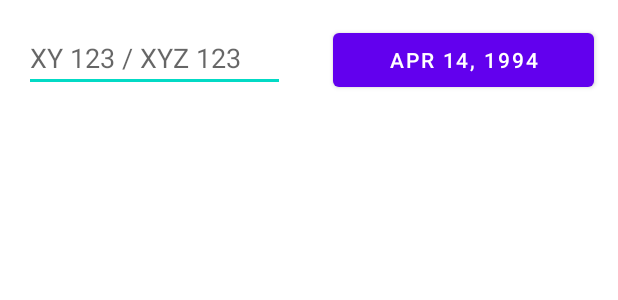
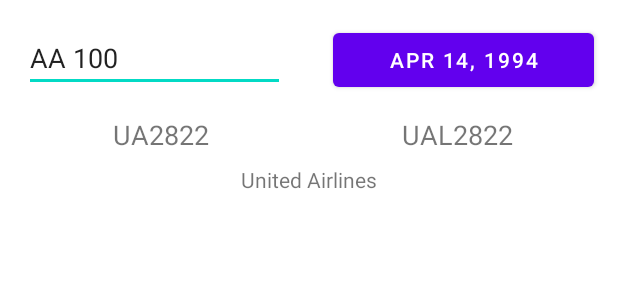
Before and after one commit to KaiBytes/App_FlyNerd, an Android app: the layout activity_delay.xml on its own in the app's theme, with its tools: preview values and no code run, on a phone screen of 412 x 824 dp. Shown: the top 300 px of the screen. Run offline under Robolectric (Android 15) with nearby library versions, the phone set to English and light mode, and no system bars.

Commit message:
add demo UI for displaying flights information

```diff
--- a/app/src/main/res/layout/activity_delay.xml
+++ b/app/src/main/res/layout/activity_delay.xml
@@ -18,9 +18,11 @@
         android:imeOptions="actionDone"
         android:inputType="text"
         android:singleLine="true"
+        app:layout_constraintBottom_toTopOf="@id/flights_summary"
         app:layout_constraintEnd_toStartOf="@id/flight_date"
         app:layout_constraintStart_toStartOf="parent"
-        app:layout_constraintTop_toTopOf="parent" />
+        app:layout_constraintTop_toTopOf="parent"
+        tools:text="AA 100" />
 
     <Button
         android:id="@+id/flight_date"
@@ -33,4 +35,65 @@
         app:layout_constraintStart_toEndOf="@id/flight_id"
         tools:text="apr 14, 1994" />
 
+    <androidx.constraintlayout.widget.ConstraintLayout
+        android:id="@+id/flights_summary"
+        android:layout_width="0dp"
+        android:layout_height="wrap_content"
+        android:layout_marginStart="16dp"
+        android:layout_marginTop="16dp"
+        android:layout_marginEnd="16dp"
+        app:layout_constraintBottom_toTopOf="@id/flights"
+        app:layout_constraintEnd_toEndOf="parent"
+        app:layout_constraintStart_toStartOf="parent"
+        app:layout_constraintTop_toBottomOf="@id/flight_id">
+
+        <TextView
+            android:id="@+id/flights_summary_id_iata"
+            android:layout_width="0dp"
+            android:layout_height="wrap_content"
+            android:layout_marginEnd="8dp"
+            android:textAlignment="center"
+            android:textSize="18sp"
+            app:layout_constraintEnd_toStartOf="@id/flights_summary_id_icao"
+            app:layout_constraintStart_toStartOf="parent"
+            app:layout_constraintTop_toTopOf="parent"
+            tools:text="UA2822" />
+
+        <TextView
+            android:id="@+id/flights_summary_id_icao"
+            android:layout_width="0dp"
+            android:layout_height="wrap_content"
+            android:layout_marginStart="8dp"
+            android:textAlignment="center"
+            android:textSize="18sp"
+            app:layout_constraintBaseline_toBaselineOf="@id/flights_summary_id_iata"
+            app:layout_constraintEnd_toEndOf="parent"
+            app:layout_constraintStart_toEndOf="@id/flights_summary_id_iata"
+            tools:text="UAL2822" />
+
+        <TextView
+            android:id="@+id/flights_summary_airline_name"
+            android:layout_width="0dp"
+            android:layout_height="wrap_content"
+            android:layout_marginTop="8dp"
+            android:textAlignment="center"
+            app:layout_constraintEnd_toEndOf="parent"
+            app:layout_constraintStart_toStartOf="parent"
+            app:layout_constraintTop_toBottomOf="@+id/flights_summary_id_iata"
+            tools:text="United Airlines" />
+
+    </androidx.constraintlayout.widget.ConstraintLayout>
+
+    <androidx.recyclerview.widget.RecyclerView
+        android:id="@+id/flights"
+        android:layout_width="0dp"
+        android:layout_height="0dp"
+        android:layout_marginStart="16dp"
+        android:layout_marginTop="16dp"
+        android:layout_marginEnd="16dp"
+        app:layout_constraintBottom_toBottomOf="parent"
+        app:layout_constraintEnd_toEndOf="parent"
+        app:layout_constraintStart_toStartOf="parent"
+        app:layout_constraintTop_toBottomOf="@id/flights_summary" />
+
 </androidx.constraintlayout.widget.ConstraintLayout>
```
Also changed, not shown: app/src/main/java/no/uio/in2000/team16/flynerd/DelayActivity.kt (+29 -21 lines), app/src/main/java/no/uio/in2000/team16/flynerd/Flight.kt (+14 -1 lines), app/src/main/java/no/uio/in2000/team16/flynerd/FlightsAdapter.kt (added, +78 -0 lines), app/src/main/res/layout/flight_item.xml (added, +37 -0 lines), app/src/main/res/layout/flight_juncture.xml (added, +113 -0 lines).
